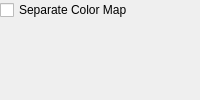
The window that tomviz/ModulePropertiesPanel.ui (OpenChemistry/tomviz) describes before a commit, drawn with Qt 5.
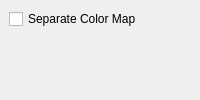
The same window after the commit.

Commit message:
Improve position of "Separate Color Map" checkbox
It was stuck in the upper left corner without a margin. This patch
centers it to be in line with other widgets and sets margins to be
more consistent with the other widgets.

```diff
--- a/tomviz/ModulePropertiesPanel.ui
+++ b/tomviz/ModulePropertiesPanel.ui
@@ -6,19 +6,52 @@
    <string>Form</string>
   </property>
   <layout class="QVBoxLayout" name="verticalLayout">
-   <property name="margin">
+   <property name="spacing">
+    <number>0</number>
+   </property>
+   <property name="leftMargin">
+    <number>0</number>
+   </property>
+   <property name="topMargin">
+    <number>0</number>
+   </property>
+   <property name="rightMargin">
+    <number>0</number>
+   </property>
+   <property name="bottomMargin">
     <number>0</number>
    </property>
    <item>
+    <widget class="QWidget" name="DetachColorMapWidget" native="true">
+     <property name="sizePolicy">
+      <sizepolicy hsizetype="Preferred" vsizetype="Fixed">
+       <horstretch>0</horstretch>
+       <verstretch>0</verstretch>
+      </sizepolicy>
+     </property>
+     <property name="styleSheet">
+      <string notr="true"/>
+     </property>
+     <layout class="QFormLayout" name="formLayout">
+      <property name="bottomMargin">
+       <number>6</number>
+      </property>
+      <item row="0" column="0">
     <widget class="QCheckBox" name="DetachColorMap">
      <property name="toolTip">
       <string>&lt;html&gt;&lt;head/&gt;&lt;body&gt;&lt;p&gt;When checked, tomviz will use a separate color map for this module. Otherwise, the default behavior is to use the color map associated with the data.  &lt;/p&gt;&lt;/body&gt;&lt;/html&gt;</string>
      </property>
+        <property name="layoutDirection">
+         <enum>Qt::LeftToRight</enum>
+        </property>
      <property name="text">
       <string>Separate Color Map</string>
      </property>
     </widget>
    </item>
+     </layout>
+    </widget>
+   </item>
    <item>
     <widget class="QWidget" name="PropertiesWidget" native="true"/>
    </item>
```
Left out of the diff: 4 changed lines with no effect on the pictures. Lines whose indentation alone changed are shown as unchanged. The commit also changes 2 other files.
